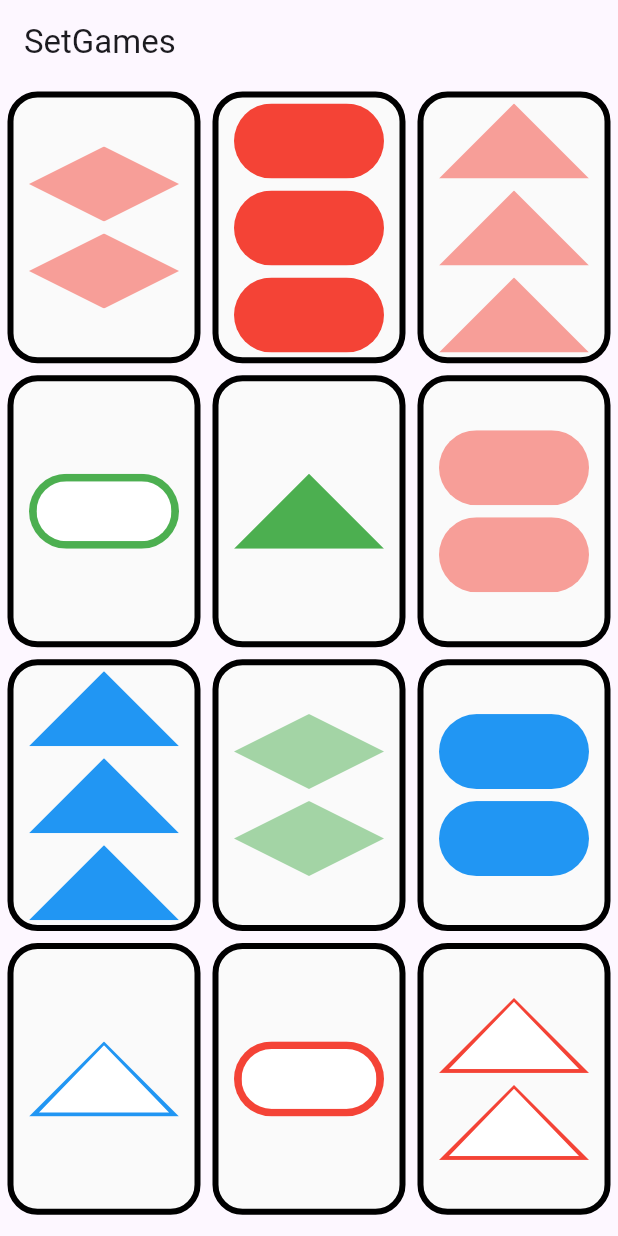
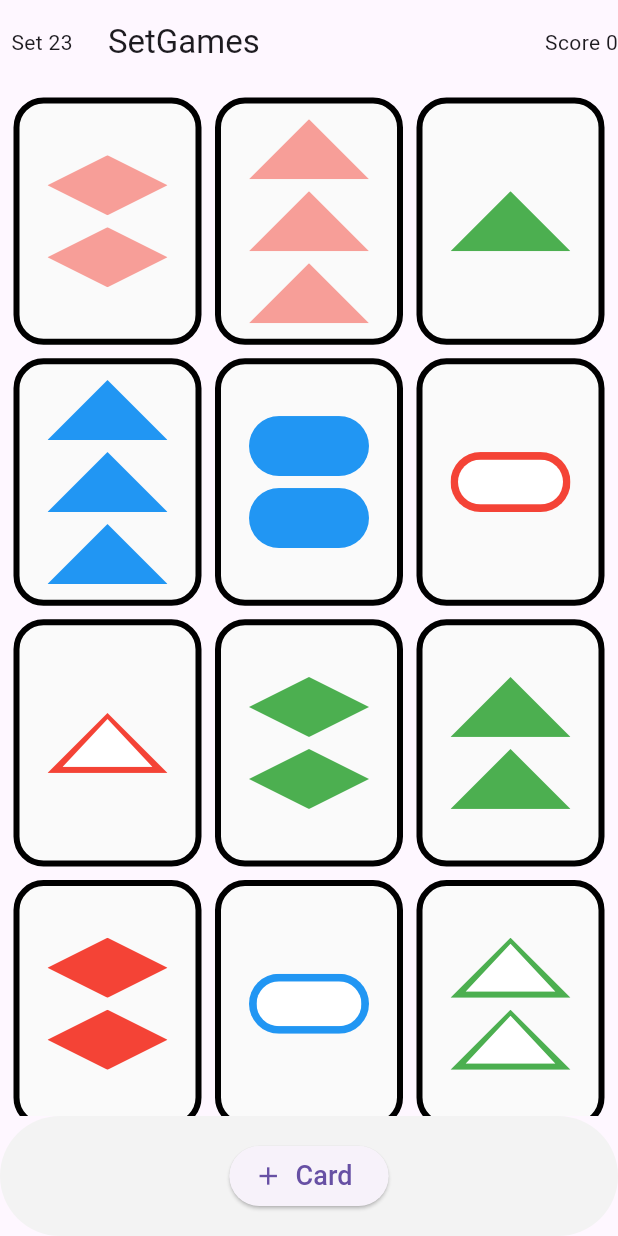
Before and after one commit to PhatchChp/set-games, a Flutter app: the screen it shows after launch, on a phone screen of 412 x 824 dp. Run offline on Flutter 3.47's test engine with Material 2 defaults, Android fonts, the phone set to English and light mode, and no system bars.

Commit message:
fix-gameplay-update-ui

```diff
--- a/lib/main.dart
+++ b/lib/main.dart
@@ -13,7 +13,9 @@ class MyApp extends StatelessWidget {
     return MaterialApp(
       title: 'SetGames',
       theme: ThemeData(
-        colorScheme: ColorScheme.fromSeed(seedColor: Colors.deepPurpleAccent),
+        // colorSchemeSeed: Colors.blue,
+        // brightness: Brightness.light,
+
         useMaterial3: true,
       ),
       home: const ViewScreen(),
--- a/lib/model/model.dart
+++ b/lib/model/model.dart
@@ -11,7 +11,7 @@ class GamesCard {
 
   @override
   String toString() {
-    return 'Color: ${color}Shape: ${shape}amount: ${amount}shading:${shading}selected: $selected$hashCode';
+    return 'Shape: ${shape}amount: ${amount}shading:${shading}selected: $selected$hashCode';
   }
 }
 
--- a/lib/view/card_widget.dart
+++ b/lib/view/card_widget.dart
@@ -23,8 +23,6 @@ class CardsWidget extends StatelessWidget {
             : Border.all(color: Colors.black, width: 4),
         borderRadius: BorderRadius.circular(20),
       ),
-      width: 112,
-      height: 184,
       child: Column(
         mainAxisAlignment: MainAxisAlignment.center,
         children: [
--- a/lib/view/shape.dart
+++ b/lib/view/shape.dart
@@ -19,8 +19,8 @@ class ShapeWidget extends StatelessWidget {
                   ClipPath(
                     clipper: TriangleShape(),
                     child: Container(
-                      width: 100,
-                      height: 50,
+                      width: 80,
+                      height: 40,
                       decoration: BoxDecoration(
                         color: shading == Shading.semiFill
                             ? color.withOpacity(0.5)
@@ -31,8 +31,8 @@ class ShapeWidget extends StatelessWidget {
                   ClipPath(
                     clipper: TriangleShape(),
                     child: Container(
-                      width: 87,
-                      height: 45,
+                      width: 60,
+                      height: 32,
                       decoration: const BoxDecoration(
                         color: Colors.white,
                       ),
@@ -46,8 +46,8 @@ class ShapeWidget extends StatelessWidget {
                   color: shading == Shading.semiFill
                       ? color.withOpacity(0.5)
                       : color,
-                  width: 100,
-                  height: 50,
+                  width: 80,
+                  height: 40,
                 ),
               );
       case Shape.diamonds:
@@ -58,8 +58,8 @@ class ShapeWidget extends StatelessWidget {
                   ClipPath(
                     clipper: DiamondShape(),
                     child: Container(
-                      width: 100,
-                      height: 50,
+                      width: 80,
+                      height: 40,
                       decoration: BoxDecoration(
                         color: shading == Shading.semiFill
                             ? color.withOpacity(0.5)
@@ -70,8 +70,8 @@ class ShapeWidget extends StatelessWidget {
                   ClipPath(
                     clipper: DiamondShape(),
                     child: Container(
-                      width: 80,
-                      height: 40,
+                      width: 60,
+                      height: 30,
                       decoration: const BoxDecoration(
                         color: Colors.white,
                       ),
@@ -85,8 +85,8 @@ class ShapeWidget extends StatelessWidget {
                   color: shading == Shading.semiFill
                       ? color.withOpacity(0.5)
                       : color,
-                  width: 100,
-                  height: 50,
+                  width: 80,
+                  height: 40,
                 ),
               );
       case Shape.capsule:
@@ -100,15 +100,15 @@ class ShapeWidget extends StatelessWidget {
                         color: shading == Shading.semiFill
                             ? color.withOpacity(0.5)
                             : color,
-                        width: 100,
-                        height: 50,
+                        width: 80,
+                        height: 40,
                       )),
                   ClipRRect(
                       borderRadius: BorderRadius.circular(100),
                       child: Container(
                         color: Colors.white,
-                        width: 90,
-                        height: 40,
+                        width: 70,
+                        height: 30,
                       )),
                 ],
               )
@@ -118,8 +118,8 @@ class ShapeWidget extends StatelessWidget {
                   color: shading == Shading.semiFill
                       ? color.withOpacity(0.5)
                       : color,
-                  width: 100,
-                  height: 50,
+                  width: 80,
+                  height: 40,
                 ),
               );
       default:
--- a/lib/view/view_screen.dart
+++ b/lib/view/view_screen.dart
@@ -30,6 +30,14 @@ class _ViewScreenState extends State<ViewScreen> {
     return Scaffold(
       appBar: AppBar(
         title: const Text('SetGames'),
+        leading: Center(child: Text('Set ${viewModel.setTotal()}')),
+        actions: [
+          StreamBuilder(
+              stream: viewModel.streamScore,
+              builder: (context, snapshot) {
+                return Center(child: Text('Score ${snapshot.data}'));
+              }),
+        ],
       ),
       body: StreamBuilder(
           stream: viewModel.stream,
@@ -37,6 +45,7 @@ class _ViewScreenState extends State<ViewScreen> {
             // print(snapshot.data);
             return _listCard(snapshot.data);
           }),
+      bottomNavigationBar: bottomNav(),
     );
   }
 
@@ -46,11 +55,11 @@ class _ViewScreenState extends State<ViewScreen> {
         : GridView.builder(
             gridDelegate: const SliverGridDelegateWithFixedCrossAxisCount(
                 crossAxisCount: 3,
-                childAspectRatio: 0.71,
-                crossAxisSpacing: 8,
-                mainAxisSpacing: 8),
-            padding: const EdgeInsets.all(5),
-            itemCount: 12,
+                childAspectRatio: 0.76,
+                crossAxisSpacing: 9,
+                mainAxisSpacing: 9),
+            padding: const EdgeInsets.all(9),
+            itemCount: viewModel.listStream.length,
             itemBuilder: (context, index) {
               return GestureDetector(
                 onTap: () {
@@ -67,4 +76,25 @@ class _ViewScreenState extends State<ViewScreen> {
               );
             });
   }
+
+  Widget bottomNav() {
+    return Container(
+      decoration: BoxDecoration(
+        borderRadius: BorderRadius.circular(100),
+        color: Color.fromARGB(255, 243, 243, 243),
+      ),
+      height: 80,
+      child: Row(
+        mainAxisAlignment: MainAxisAlignment.center,
+        children: [
+          ElevatedButton.icon(
+              onPressed: () {
+                viewModel.addCard();
+              },
+              icon: const Icon(Icons.add, size: 20),
+              label: const Text('Card', style: TextStyle(fontSize: 18)))
+        ],
+      ),
+    );
+  }
 }
--- a/lib/view_model/view_model.dart
+++ b/lib/view_model/view_model.dart
@@ -4,56 +4,109 @@ import 'package:setgame/model/deck.dart';
 import 'package:setgame/model/model.dart';
 
 class ViewModel {
-  final StreamController<List<GamesCard>> _streamController =
+// Stream Cards
+  final StreamController<List<GamesCard>> _streamControllerGameCard =
       StreamController();
+  Stream<List<GamesCard>> get stream => _streamControllerGameCard.stream;
 
-  Stream<List<GamesCard>> get stream => _streamController.stream;
+// จำนวน set ที่เหลือ
+  final StreamController<int> _streamControllerScore = StreamController();
+  Stream<int> get streamScore => _streamControllerScore.stream;
 
-  final List<GamesCard> cards = deck;
+  final List<GamesCard> allCards = deck.map((card) => card).toList();
 
-  final List<GamesCard> onSelect = [];
+  int score = 0;
+  List<GamesCard> onSelect = [];
+  List<GamesCard> listStream = [];
+
+  setTotal() {
+    int set = allCards.length ~/ 3;
+    return set;
+  }
+
+// VM Stream
 
   void addData() {
-    cards.shuffle();
-    _streamController.sink.add(cards);
+    allCards.shuffle();
+
+    for (int i = 0; i < 12; i++) {
+      listStream.add(allCards[i]);
+      allCards.remove(listStream[i]);
+    }
+    _streamControllerGameCard.sink.add(listStream);
+    _streamControllerScore.sink.add(setTotal());
+    _streamControllerScore.sink.add(score);
+
+    // print('AllCards : ${allCards.length}');
+    // print('ListStream : ${listStream.length}');
   }
 
   void dispose() {
-    _streamController.close();
+    _streamControllerGameCard.close();
+  }
+
+// เพิ่มการ์ด 3 ใบ
+  void addCard() {
+    allCards.shuffle();
+    for (int i = 0; i < 3; i++) {
+      listStream.add(allCards.removeAt(i));
+    }
+    _streamControllerGameCard.sink.add(listStream);
+    print('AllCards : ${allCards.length}');
+    print('ListStream : ${listStream.length}');
   }
 
 // กดการ์ด
   void isTap(GamesCard card) {
-    final cardTap = onSelect.contains(card);
-
+    // เช็คว่าการ์ดที่กด ใช่การ์ดใบเดิมมั้ย
+    final sameCard = onSelect.contains(card);
+    // ถ้าเลือกการ์ดยังไม่ครบ 3 ใบ และการ์ดนั้นยังไม่ถูกเลือก ให้เลือกการ์ดได้
     if (onSelect.length != 3 && card.selected != true) {
       card.selected = !card.selected;
       onSelect.add(card);
     }
-    if (cardTap) {
+
+    // ถ้ากดการ์ดใบเดิมแล้วซ้ำให้มันไม่ถูกเลือก
+    if (sameCard) {
       card.selected = false;
       onSelect.remove(card);
     }
 
-    cardSet();
+    // ถ้าการ์ดทั้ง 3 ใบเป็น set เอาการ์ดทั้งหมดออก + 1 คะแนน
+    if (cardSet() == true) {
+      for (GamesCard card in onSelect) {
+        listStream.remove(card);
+      }
+      score += 1;
+      onSelect = [];
+      addCard();
+    }
 
-    print(onSelect.length);
-    _streamController.sink.add(cards);
+    print('Onselect : ${onSelect.length}');
+    print('AllCards : ${allCards.length}');
+    print('ListStream : ${listStream.length}');
+
+    // _streamControllerTotalSet.sink.add(allcards.length ~/ 3);
+    _streamControllerGameCard.sink.add(listStream);
+    _streamControllerScore.sink.add(score);
   }
 
+// การ์ดทั้ง 3 ใบ ผ่านกติกาเซ็ท
   cardSet() {
     if (onSelect.length == 3) {
       if (checkColor() == true &&
           checkShape() == true &&
           checkAmount() == true &&
           checkShading() == true) {
-        print('Passsss');
+        print('Passsssss');
+        return true;
       } else {
         print('Faillllll');
         print('Color : ${checkColor()}');
         print('Shape : ${checkShape()}');
         print('Amount : ${checkAmount()}');
         print('Shading : ${checkShading()}');
+        return false;
       }
     }
   }
```
